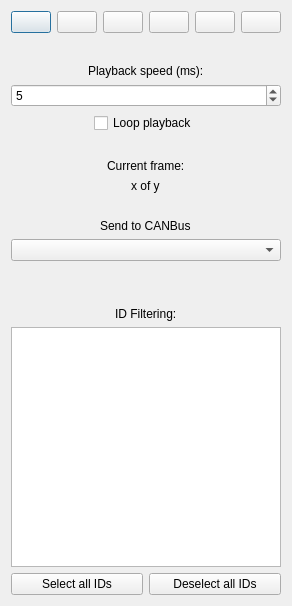
collin80/SavvyCAN, file frameplaybackwindow.ui: the form before one commit.
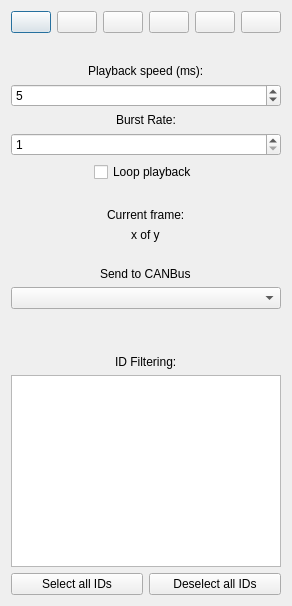
The form after the commit. Icons and pictures are not drawn.

Commit message: Added burst mode to the playback window to allow for faster data rates.

```diff
--- a/frameplaybackwindow.ui
+++ b/frameplaybackwindow.ui
@@ -120,6 +120,26 @@
      </property>
     </widget>
    </item>
+   <item alignment="Qt::AlignHCenter">
+    <widget class="QLabel" name="label_3">
+     <property name="text">
+      <string>Burst Rate:</string>
+     </property>
+    </widget>
+   </item>
+   <item>
+    <widget class="QSpinBox" name="spinBurstSpeed">
+     <property name="minimum">
+      <number>1</number>
+     </property>
+     <property name="maximum">
+      <number>8</number>
+     </property>
+     <property name="value">
+      <number>1</number>
+     </property>
+    </widget>
+   </item>
    <item alignment="Qt::AlignHCenter">
     <widget class="QCheckBox" name="cbLoop">
      <property name="text">
```
The commit also changes 1 other file.
